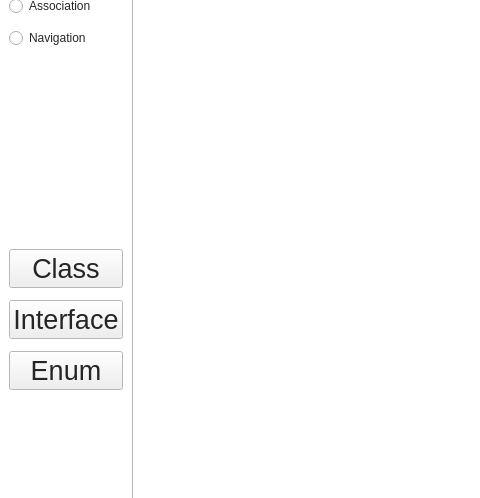
First picture: the form in src/ui/Board.ui, repository Trifsoft/diagrampp, before the edit; both pictures show x 0 to 480 and y 133 to 631 of the 1280 by 720 pixel window.
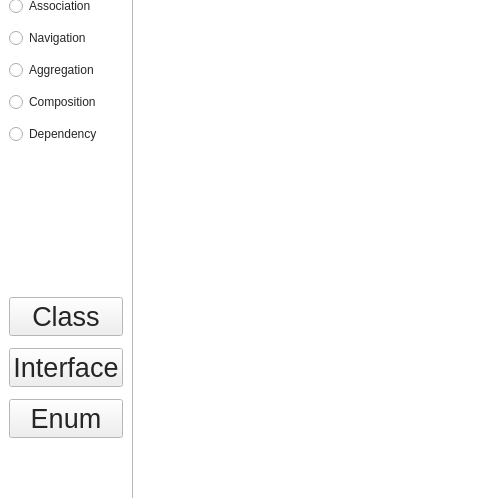
Second picture: the form after the edit. Icons and pictures are not drawn.

Diff of the .ui file:
```diff
--- a/src/ui/Board.ui
+++ b/src/ui/Board.ui
@@ -330,6 +330,27 @@
           </property>
          </widget>
         </item>
+        <item>
+         <widget class="QRadioButton" name="Aggregation">
+          <property name="text">
+           <string>Aggregation</string>
+          </property>
+         </widget>
+        </item>
+        <item>
+         <widget class="QRadioButton" name="Composition">
+          <property name="text">
+           <string>Composition</string>
+          </property>
+         </widget>
+        </item>
+        <item>
+         <widget class="QRadioButton" name="Dependency">
+          <property name="text">
+           <string>Dependency</string>
+          </property>
+         </widget>
+        </item>
         <item>
          <spacer name="top_spacer">
           <property name="orientation">
```
Left out of the diff: 8 changed lines with no effect on the pictures.
